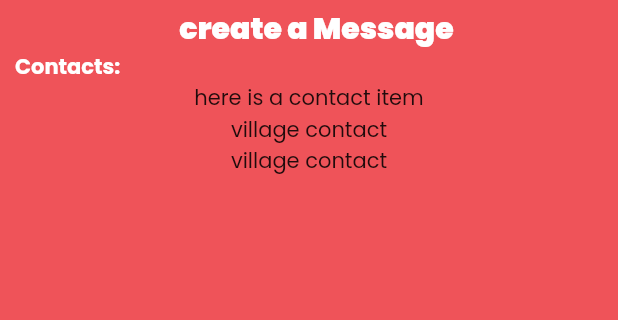
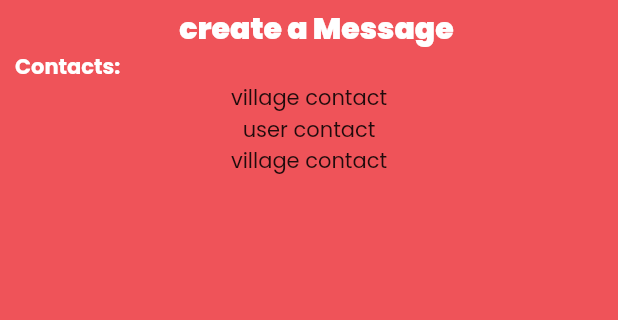
Before and after one commit to umkl/neighboroo, a Flutter app: the Neighboroo screen opened directly, after a tap on "message", on a phone screen of 412 x 824 dp, the part 84-404 px from its top. Run offline on Flutter 3.47's test engine with Material 2 defaults, Android fonts, the phone set to English and light mode, and no system bars; our stand-ins replace flutter_svg, google_fonts, sqflite; accounts and stored records are empty; project files that could hold a hidden picture were left out.

Commit message:
I lost all my progress :(

```diff
--- a/lib/Neighboroo.dart
+++ b/lib/Neighboroo.dart
@@ -24,8 +24,9 @@ class Neighboroo extends StatefulWidget {
     NbChatElement(6, user, DateTime.now(), "bepsn2"),
   ];
 
-  static List<NbVillage> nbChatContactElements = [
+  static List<Widget> nbChatContactElements = [
     NbVillage(),
+    NbUser(),
     NbVillage(),
   ];
 
--- a/lib/components/chat-screen-components/chat-create-components/chat-create-message-components/chat-create-message-contacts.dart
+++ b/lib/components/chat-screen-components/chat-create-components/chat-create-message-components/chat-create-message-contacts.dart
@@ -1,4 +1,5 @@
 import 'package:flutter/material.dart';
+import 'package:neighboroo/Neighboroo.dart';
 import 'package:neighboroo/constants.dart';
 
 class NbCreateMessageContacts extends StatefulWidget {
@@ -29,7 +30,9 @@ class _NbCreateMessageContactsState extends State<NbCreateMessageContacts> {
           ),
         ),
         Container(
-          child: Text("here is a contact item")
+          child: Column(
+            children: Neighboroo.getNbChatContactElements(),
+          )
         ),
       ],
     );
--- a/lib/components/chat-screen-components/chat-create-components/chat-create-message.dart
+++ b/lib/components/chat-screen-components/chat-create-components/chat-create-message.dart
@@ -24,9 +24,7 @@ class _NbChatCreateMessageState extends State<NbChatCreateMessage> {
         children: <Widget>[
           NbHeadline("create a Message"),
           NbCreateMessageContacts(),
-          Column(
-            children: Neighboroo.getNbChatContactElements(),
-          )
+
         ],
       ),
 
```
